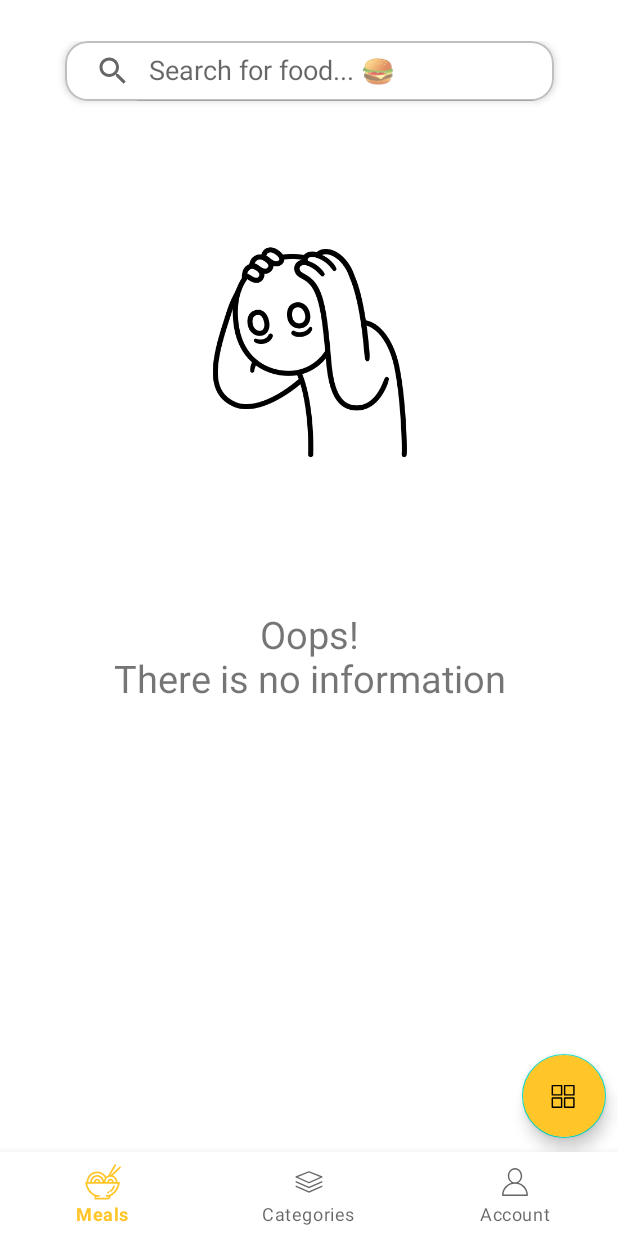
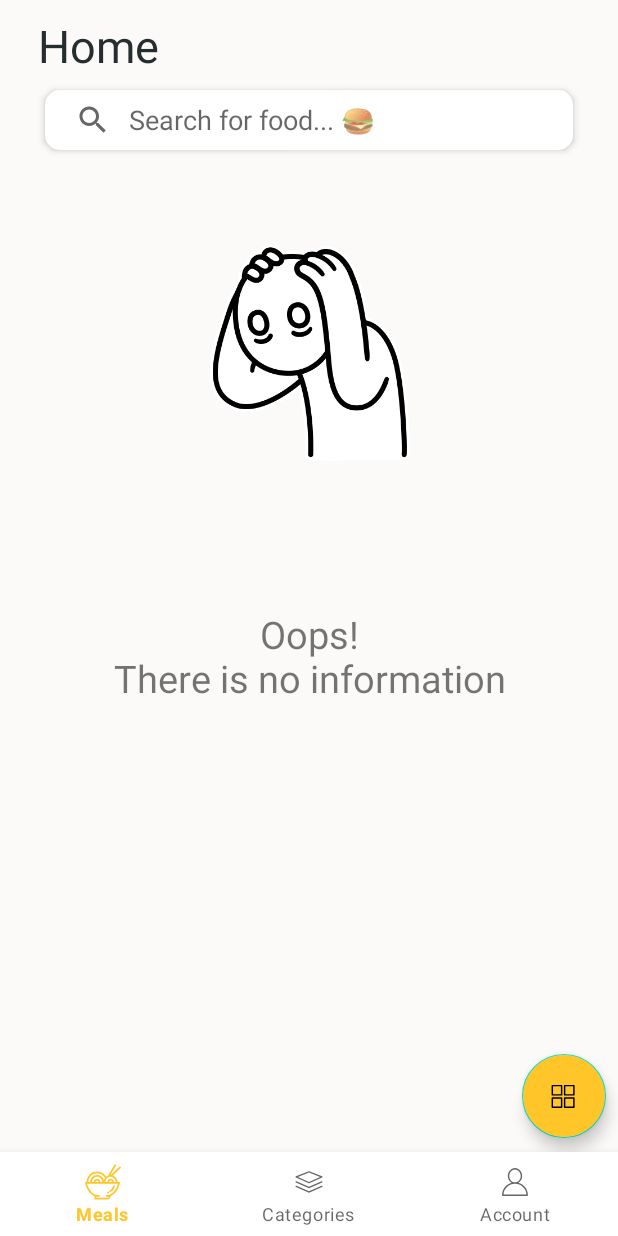
Before and after one commit to luismglz/oishii, an Android app: the screen it shows after launch (MainActivity), on a phone screen of 412 x 824 dp. Run offline under Robolectric (Android 15) with nearby library versions, the phone set to English and light mode, and no system bars; our stand-ins replace Dagger/Hilt's generated code, Room's generated code, data binding, navigation-ui; 3 statements that could not run were skipped.

Commit message:
Meal fragment UI changes

```diff
--- a/app/src/main/java/com/arasaka/oishii/presentation/meals/MealFragment.kt
+++ b/app/src/main/java/com/arasaka/oishii/presentation/meals/MealFragment.kt
@@ -89,7 +89,9 @@ class MealFragment : BaseFragment(R.layout.meal_fragment) {
     override fun setBinding(view: View) {
         binding = MealFragmentBinding.bind(view)
         binding.lifecycleOwner = this
+        binding.svMeal.setBackgroundResource(R.drawable.bg_search);
         binding.svMeal.setOnQueryTextListener(object : SearchView.OnQueryTextListener {
+
 
             //ENTER BUTTON IN KEYBOARD (submit search)
             override fun onQueryTextSubmit(query: String?): Boolean {
--- /dev/null
+++ b/app/src/main/res/drawable/bg_search.xml
@@ -0,0 +1,10 @@
+<?xml version="1.0" encoding="utf-8"?>
+<shape xmlns:android="http://schemas.android.com/apk/res/android">
+    <solid android:color="#ffffff" />
+    <corners android:radius="10dp" />
+    <padding
+        android:bottom="0dp"
+        android:left="0dp"
+        android:right="0dp"
+        android:top="0dp" />
+</shape>
--- a/app/src/main/res/layout/meal_fragment.xml
+++ b/app/src/main/res/layout/meal_fragment.xml
@@ -7,60 +7,55 @@
 
     <androidx.constraintlayout.widget.ConstraintLayout
         android:layout_width="match_parent"
-        android:layout_height="match_parent">
+        android:layout_height="match_parent"
+        android:background="@color/gray_bg">
 
-        <androidx.constraintlayout.widget.ConstraintLayout
-            android:id="@+id/parentSearch"
-            android:layout_width="350dp"
-            android:layout_height="60dp"
-            android:layout_marginTop="20dp"
+        <TextView
+            android:layout_width="wrap_content"
+            android:layout_height="wrap_content"
+            app:layout_constraintLeft_toLeftOf="parent"
+            app:layout_constraintBottom_toTopOf="@id/svMeal"
+            android:text="Home"
+            android:textSize="30dp"
+            android:layout_marginLeft="25dp"
+            android:paddingTop="10dp"
             android:layout_marginBottom="10dp"
-            android:paddingTop="7dp"
-            android:paddingBottom="7dp"
-            app:layout_constraintBottom_toTopOf="@id/rcMeals"
-            app:layout_constraintLeft_toLeftOf="parent"
-            app:layout_constraintRight_toRightOf="parent"
-            app:layout_constraintTop_toTopOf="parent"
-            tools:ignore="NotSibling">
-
-            <com.google.android.material.card.MaterialCardView xmlns:card_view="http://schemas.android.com/apk/res-auto"
-                android:id="@+id/cardSearch"
-                android:layout_width="match_parent"
-                android:layout_height="40dp"
-                android:layout_marginLeft="12dp"
-                android:layout_marginTop="10dp"
-                android:layout_marginRight="12dp"
-                android:focusable="true"
-                android:shadowColor="@color/stroke_color"
-                app:strokeColor="@color/stroke_color"
-                app:strokeWidth="1dp"
-                card_view:cardCornerRadius="15dp"
-                card_view:cardElevation="3dp"
-                tools:ignore="MissingConstraints">
+            android:fontFamily="sans-serif"
+            android:textStyle="normal"
+            android:textColor="@color/blue_gray_oishii"
+            />
 
                 <SearchView
                     android:id="@+id/svMeal"
                     android:layout_width="match_parent"
                     android:layout_height="40dp"
+                    android:layout_marginTop="60dp"
+                    android:layout_marginLeft="30dp"
+                    android:layout_marginRight="30dp"
                     android:iconifiedByDefault="false"
+                    android:background="@drawable/bg_search"
                     android:inputType="textFilter"
                     android:queryHint="@string/text_query_hint"
                     app:layout_constraintEnd_toEndOf="parent"
                     app:layout_constraintStart_toStartOf="parent"
                     app:layout_constraintTop_toTopOf="parent"
-                    app:showAsAction="always|collapseActionView" />
-            </com.google.android.material.card.MaterialCardView>
-        </androidx.constraintlayout.widget.ConstraintLayout>
+                    app:showAsAction="always|collapseActionView"
+                    app:queryBackground="@drawable/bg_search"
+                    android:queryBackground="@android:color/transparent"
+                    android:clickable="true"
+                    android:elevation="3dp"/>
+
 
 
         <androidx.swiperefreshlayout.widget.SwipeRefreshLayout
             android:id="@+id/swRefresh"
             android:layout_width="0dp"
             android:layout_height="0dp"
+            android:layout_marginTop="15dp"
             app:layout_constraintBottom_toBottomOf="parent"
             app:layout_constraintEnd_toEndOf="parent"
             app:layout_constraintStart_toStartOf="parent"
-            app:layout_constraintTop_toBottomOf="@id/parentSearch">
+            app:layout_constraintTop_toBottomOf="@id/svMeal">
 
             <androidx.recyclerview.widget.RecyclerView
                 android:id="@+id/rcMeals"
--- a/app/src/main/res/values/colors.xml
+++ b/app/src/main/res/values/colors.xml
@@ -13,4 +13,5 @@
     <color name="salmon_oishii">#FE724D </color>
     <color name="blue_gray_oishii">#262D2F</color>
     <color name="gray_transparent">#8B000000</color>
+    <color name="gray_bg">#FCFAF9</color>
 </resources>
```
Also changed, not shown: app/src/main/java/com/arasaka/oishii/presentation/mealscategories/CategoriesFragment.kt (+3 -5 lines), app/src/main/res/anim/slide_in_left.xml (added, +7 -0 lines), app/src/main/res/drawable/bg_gradient.xml (added, +10 -0 lines), app/src/main/res/layout/categories_fragment.xml (+17 -46 lines), app/src/main/res/layout/row_categories.xml (+16 -14 lines).
